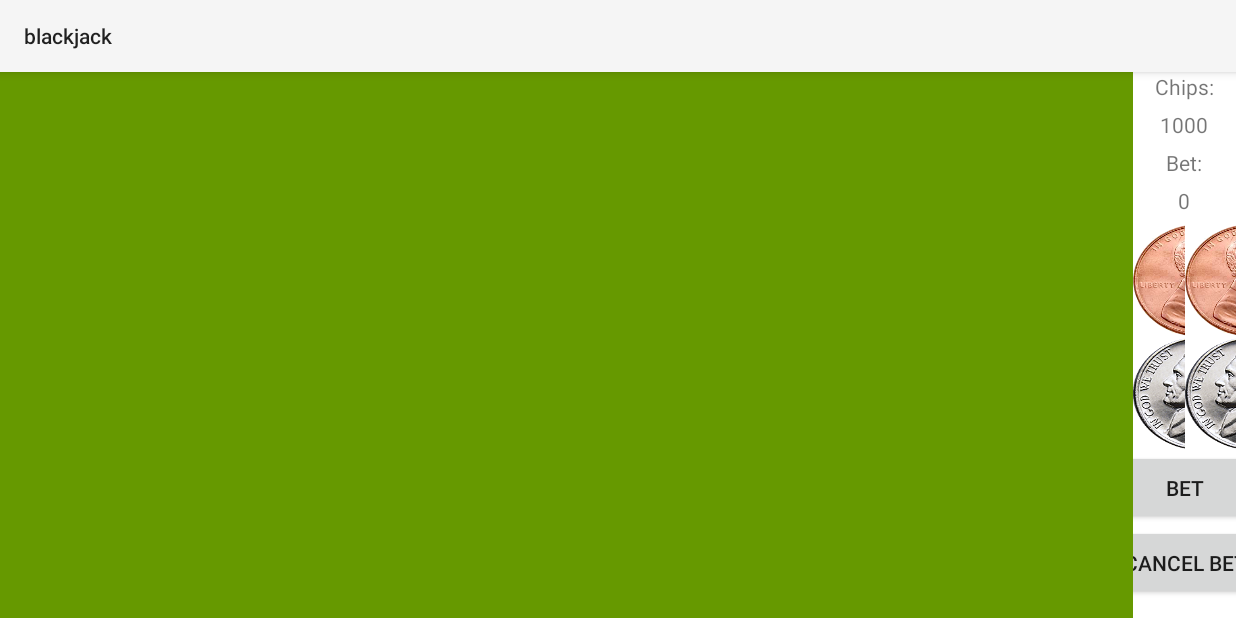
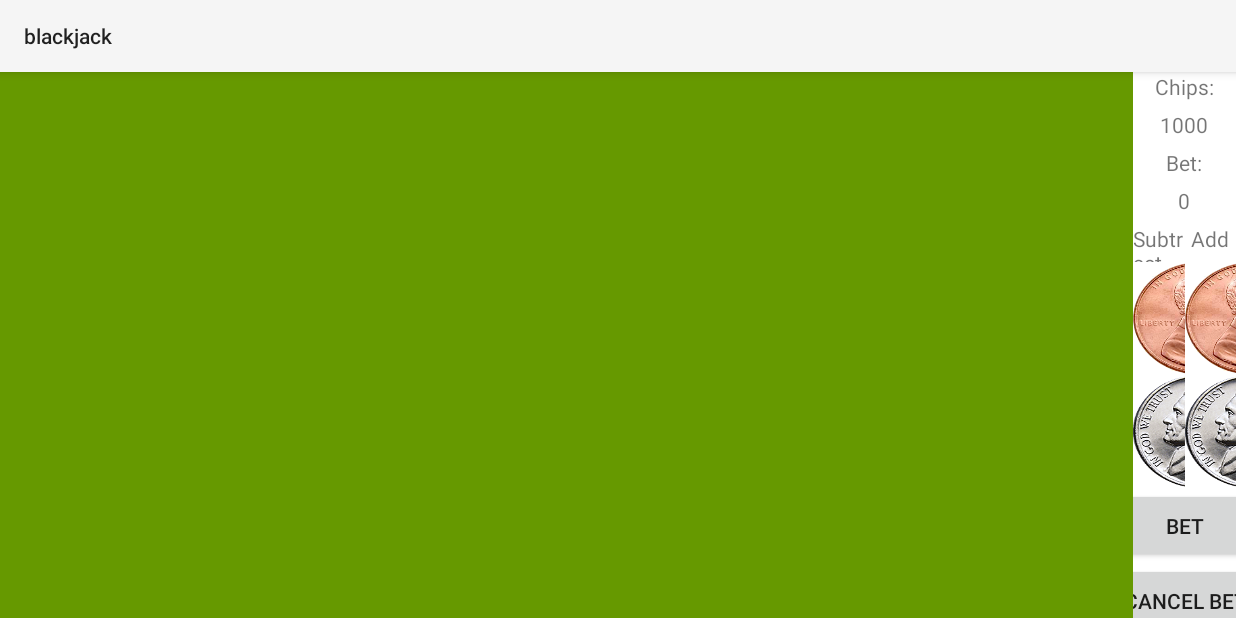
Before and after one commit to bealla/blackjack, an Android app: the MainActivity screen opened directly, with no data from a screen before it, on a phone screen of 824 x 412 dp (held sideways). Run offline under Robolectric (Android 15) with nearby library versions, the phone set to English and light mode, and no system bars.

Commit message:
add and subtract text above coins

```diff
--- a/blackjack/app/src/main/java/com/grandpad/blackjack/app/MainActivity.java
+++ b/blackjack/app/src/main/java/com/grandpad/blackjack/app/MainActivity.java
@@ -36,6 +36,8 @@ public class MainActivity extends ActionBarActivity {
     Button btn_cancel_bet;
     ImageView img_deck;
 
+    TextView tv_label_add;
+    TextView tv_label_subtract;
     TextView tv_text_bank;
     TextView tv_text_bet;
 
@@ -66,6 +68,8 @@ public class MainActivity extends ActionBarActivity {
         btn_bet = (Button) findViewById(R.id.btn_bet);
         btn_cancel_bet = (Button) findViewById(R.id.btn_cancel_bet);
 
+        tv_label_add = (TextView) findViewById(R.id.tv_label_add);
+        tv_label_subtract = (TextView) findViewById(R.id.tv_label_subtract);
         tv_text_bank = (TextView) findViewById(R.id.tv_text_bank);
         tv_text_bet = (TextView) findViewById(R.id.tv_text_bet);
 
@@ -168,14 +172,20 @@ public class MainActivity extends ActionBarActivity {
 
     public void setBetScreen() {
         currentScreen = screens.BET;
+
         btn_minus_one.setBackgroundResource(R.drawable.penny);
         btn_plus_one.setBackgroundResource(R.drawable.penny);
         btn_minus_five.setBackgroundResource(R.drawable.nickel);
         btn_plus_five.setBackgroundResource(R.drawable.nickel);
+
         btn_minus_one.setTextColor(Color.TRANSPARENT);
         btn_plus_one.setTextColor(Color.TRANSPARENT);
         btn_minus_five.setTextColor(Color.TRANSPARENT);
         btn_plus_five.setTextColor(Color.TRANSPARENT);
+
+        tv_label_add.setVisibility(View.VISIBLE);
+        tv_label_subtract.setVisibility(View.VISIBLE);
+
     }
 
     private void setFirstChoice() {
@@ -194,6 +204,8 @@ public class MainActivity extends ActionBarActivity {
 
         btn_bet.setVisibility(View.INVISIBLE);
         btn_cancel_bet.setVisibility(View.INVISIBLE);
+        tv_label_add.setVisibility(View.INVISIBLE);
+        tv_label_subtract.setVisibility(View.INVISIBLE);
 
         //reset hand
         playerHand = new ArrayList<Integer>();
--- a/blackjack/app/src/main/res/layout/activity_main.xml
+++ b/blackjack/app/src/main/res/layout/activity_main.xml
@@ -22,6 +22,7 @@
             android:id="@+id/dealer_row">
 
 
+
         </TableRow>
 
         <TableRow
@@ -30,6 +31,8 @@
             android:gravity="center_horizontal"
             android:minHeight="50dp"
             android:id="@+id/middle_row">
+
+
 
 
         </TableRow>
@@ -95,6 +98,16 @@
                 android:layout_weight="1"
                 android:orientation="vertical">
 
+                <TextView
+                    android:id="@+id/tv_label_subtract"
+                    android:layout_width="wrap_content"
+                    android:layout_height="25dp"
+                    android:layout_gravity="center"
+                    android:text="Subtract"
+                    android:visibility="invisible"/>
+
+
+
                 <Button
                     android:id="@+id/btn_split"
                     android:layout_width="90dp"
@@ -118,6 +131,14 @@
                 android:layout_weight="1"
                 android:orientation="vertical">
 
+
+                <TextView
+                    android:id="@+id/tv_label_add"
+                    android:layout_width="wrap_content"
+                    android:layout_height="25dp"
+                    android:layout_gravity="center"
+                    android:text="Add"
+                    android:visibility="invisible"/>
                 <Button
                     android:id="@+id/btn_hit"
                     android:layout_width="90dp"
```
Also changed, not shown: blackjack/app/src/main/res/drawable-hdpi/minussign.png (added), blackjack/app/src/main/res/drawable-hdpi/plussign.png (added).
